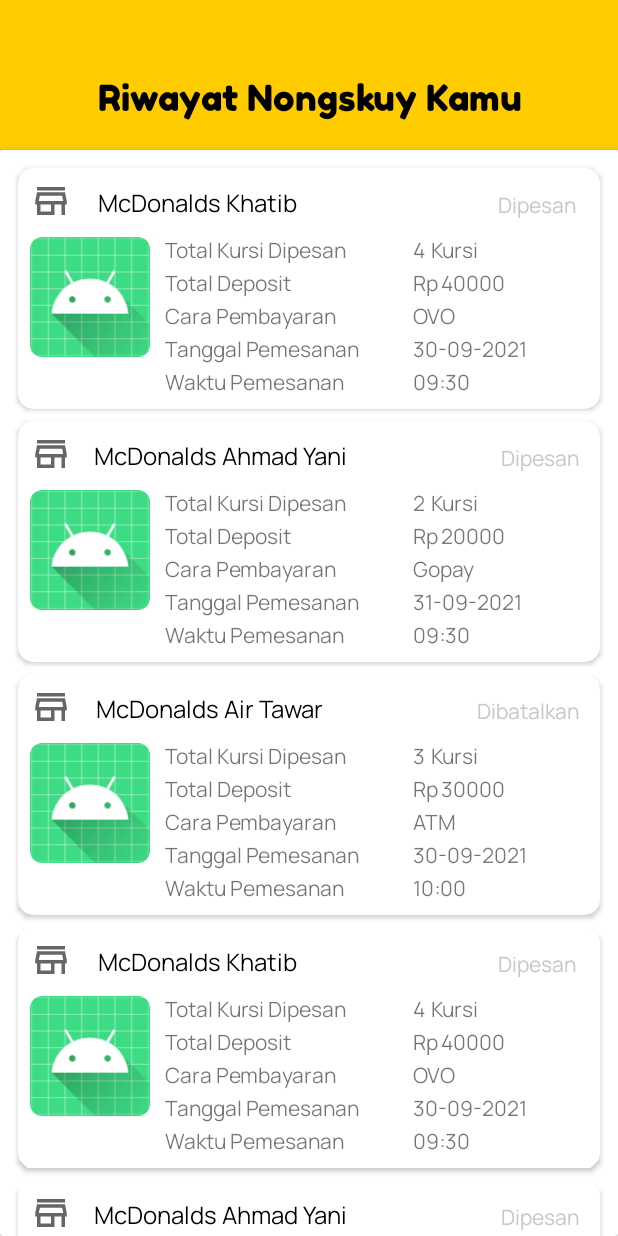
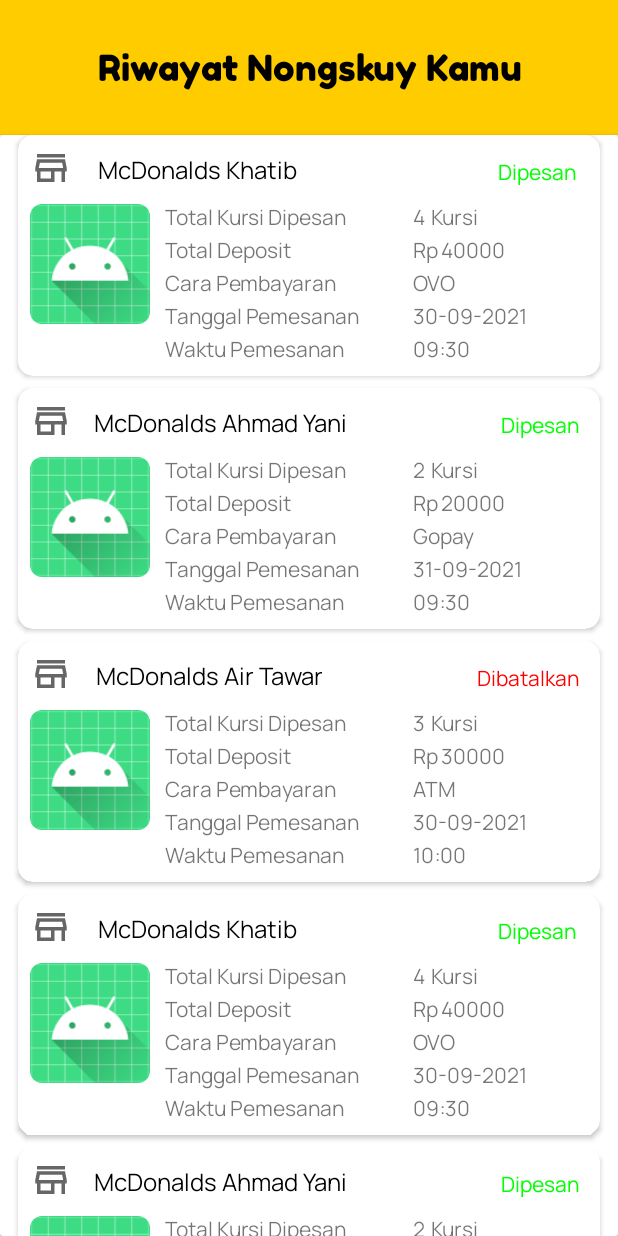
Before and after one commit to Deballl13/Nongsky, an Android app: the RiwayatPemesananTempatActivity screen opened directly, with no data from a screen before it, on a phone screen of 412 x 824 dp. Run offline under Robolectric (Android 15) with nearby library versions, the phone set to English and light mode, and no system bars; our stand-ins replace CircleImageView.

Commit message:
layout profil, riwayat pesan, nearby

```diff
--- a/app/src/main/java/com/nongskuy/nongskuy/RiwayatPemesananTempatActivity.java
+++ b/app/src/main/java/com/nongskuy/nongskuy/RiwayatPemesananTempatActivity.java
@@ -34,42 +34,42 @@
     public ArrayList<RiwayatNongskuy> dataDummy(){
         ArrayList<RiwayatNongskuy> listRiwayatNongskuy = new ArrayList<>();
         listRiwayatNongskuy.add(new RiwayatNongskuy("McDonalds Khatib",
-                "Dipesan",
+                1,
                 4,
                 40000,
                 "OVO",
                 "30-09-2021",
                 "09:30"));
         listRiwayatNongskuy.add(new RiwayatNongskuy("McDonalds Ahmad Yani",
-                "Dipesan",
+                1,
                 2,
                 20000,
                 "Gopay",
                 "31-09-2021",
                 "09:30"));
         listRiwayatNongskuy.add(new RiwayatNongskuy("McDonalds Air Tawar",
-                "Dibatalkan",
+                0,
                 3,
                 30000,
                 "ATM",
                 "30-09-2021",
                 "10:00"));
         listRiwayatNongskuy.add(new RiwayatNongskuy("McDonalds Khatib",
-                "Dipesan",
+                1,
                 4,
                 40000,
                 "OVO",
                 "30-09-2021",
                 "09:30"));
         listRiwayatNongskuy.add(new RiwayatNongskuy("McDonalds Ahmad Yani",
-                "Dipesan",
+                1,
                 2,
                 20000,
                 "Gopay",
                 "31-09-2021",
                 "09:30"));
         listRiwayatNongskuy.add(new RiwayatNongskuy("McDonalds Air Tawar",
-                "Dibatalkan",
+                0,
                 3,
                 30000,
                 "ATM",
--- a/app/src/main/java/com/nongskuy/nongskuy/adapter/RiwayatNongskuyAdapter.java
+++ b/app/src/main/java/com/nongskuy/nongskuy/adapter/RiwayatNongskuyAdapter.java
@@ -1,6 +1,7 @@
 package com.nongskuy.nongskuy.adapter;
 
 import android.animation.LayoutTransition;
+import android.graphics.Color;
 import android.view.LayoutInflater;
 import android.view.View;
 import android.view.ViewGroup;
@@ -52,13 +53,21 @@
     @Override
     public void onBindViewHolder(@NonNull RiwayatNongskuyAdapter.RiwayatNongskuyViewHolder viewHolder, int position) {
         RiwayatNongskuy riwayatNongskuy = listRiwayatNongskuy.get(position);
-        viewHolder.textNamaToko.setText(riwayatNongskuy.namaToko);
-        viewHolder.textStatusPesan.setText(riwayatNongskuy.statusPesan);
-        viewHolder.textTotalKursi.setText(riwayatNongskuy.totalKursi.toString());
-        viewHolder.textTotalDeposit.setText(riwayatNongskuy.totalDeposit.toString());
-        viewHolder.textCaraBayar.setText(riwayatNongskuy.caraBayar);
-        viewHolder.textTglPesan.setText(riwayatNongskuy.tglPesan);
-        viewHolder.textWaktuPesan.setText(riwayatNongskuy.waktuPesan);
+        viewHolder.textNamaToko.setText(riwayatNongskuy.getNamaToko());
+        viewHolder.textTotalKursi.setText(riwayatNongskuy.getTotalKursi().toString());
+        viewHolder.textTotalDeposit.setText(riwayatNongskuy.getTotalDeposit().toString());
+        viewHolder.textCaraBayar.setText(riwayatNongskuy.getCaraBayar());
+        viewHolder.textTglPesan.setText(riwayatNongskuy.getTglPesan());
+        viewHolder.textWaktuPesan.setText(riwayatNongskuy.getWaktuPesan());
+
+        if(riwayatNongskuy.getStatusPesan().equals(1)){
+            viewHolder.textStatusPesan.setText("Dipesan");
+            viewHolder.textStatusPesan.setTextColor(Color.GREEN);
+        }
+        else if(riwayatNongskuy.getStatusPesan().equals(0)){
+            viewHolder.textStatusPesan.setText("Dibatalkan");
+            viewHolder.textStatusPesan.setTextColor(Color.RED);
+        }
     }
 
     @Override
--- a/app/src/main/java/com/nongskuy/nongskuy/model/RiwayatNongskuy.java
+++ b/app/src/main/java/com/nongskuy/nongskuy/model/RiwayatNongskuy.java
@@ -1,17 +1,17 @@
 package com.nongskuy.nongskuy.model;
 
 public class RiwayatNongskuy {
-    public String namaToko;
-    public String statusPesan;
-    public Integer totalKursi;
-    public Integer totalDeposit;
-    public String caraBayar;
-    public String tglPesan;
-    public String waktuPesan;
+    private String namaToko;
+    private Integer statusPesan;
+    private Integer totalKursi;
+    private Integer totalDeposit;
+    private String caraBayar;
+    private String tglPesan;
+    private String waktuPesan;
 
     public RiwayatNongskuy() {}
 
-    public RiwayatNongskuy(String namaToko, String statusPesan, Integer totalKursi, Integer totalDeposit, String caraBayar, String tglPesan, String waktuPesan){
+    public RiwayatNongskuy(String namaToko, Integer statusPesan, Integer totalKursi, Integer totalDeposit, String caraBayar, String tglPesan, String waktuPesan){
         this.namaToko = namaToko;
         this.statusPesan = statusPesan;
         this.totalKursi = totalKursi;
@@ -20,4 +20,60 @@
         this.tglPesan = tglPesan;
         this.waktuPesan = waktuPesan;
     }
+
+    public String getNamaToko() {
+        return namaToko;
+    }
+
+    public void setNamaToko(String namaToko) {
+        this.namaToko = namaToko;
+    }
+
+    public Integer getStatusPesan() {
+        return statusPesan;
+    }
+
+    public void setStatusPesan(Integer statusPesan) {
+        this.statusPesan = statusPesan;
+    }
+
+    public Integer getTotalKursi() {
+        return totalKursi;
+    }
+
+    public void setTotalKursi(Integer totalKursi) {
+        this.totalKursi = totalKursi;
+    }
+
+    public Integer getTotalDeposit() {
+        return totalDeposit;
+    }
+
+    public void setTotalDeposit(Integer totalDeposit) {
+        this.totalDeposit = totalDeposit;
+    }
+
+    public String getCaraBayar() {
+        return caraBayar;
+    }
+
+    public void setCaraBayar(String caraBayar) {
+        this.caraBayar = caraBayar;
+    }
+
+    public String getTglPesan() {
+        return tglPesan;
+    }
+
+    public void setTglPesan(String tglPesan) {
+        this.tglPesan = tglPesan;
+    }
+
+    public String getWaktuPesan() {
+        return waktuPesan;
+    }
+
+    public void setWaktuPesan(String waktuPesan) {
+        this.waktuPesan = waktuPesan;
+    }
 }
--- a/app/src/main/res/layout/activity_riwayat_pemesanan_tempat.xml
+++ b/app/src/main/res/layout/activity_riwayat_pemesanan_tempat.xml
@@ -10,7 +10,7 @@
     <androidx.appcompat.widget.Toolbar
         android:id="@+id/toolbarRiwayatPemesananTempat"
         android:layout_width="0dp"
-        android:layout_height="100dp"
+        android:layout_height="90dp"
         android:background="?attr/colorPrimary"
         android:minHeight="?attr/actionBarSize"
         android:theme="?attr/actionBarTheme"
@@ -23,7 +23,7 @@
         android:id="@+id/textRiwayatPemesananTempat"
         android:layout_width="wrap_content"
         android:layout_height="wrap_content"
-        android:layout_marginTop="50dp"
+        android:layout_marginTop="30dp"
         android:fontFamily="@font/fredokaone_regular"
         android:text="@string/bar_riwayat_pemesanan_tempat"
         android:textColor="@color/black"
@@ -37,14 +37,13 @@
         android:id="@+id/cardRiwayatNongskuy"
         android:layout_width="match_parent"
         android:layout_height="match_parent"
-        android:layout_marginTop="100dp"
+        android:layout_marginTop="90dp"
         android:background="@color/background_gray">
 
         <androidx.recyclerview.widget.RecyclerView
             android:id="@+id/rvRiwayatNongskuy"
             android:layout_width="match_parent"
             android:layout_height="match_parent"
-            android:paddingTop="8dp"
             tools:listitem="@layout/card_riwayat_pemesanan_tempat" />
     </androidx.cardview.widget.CardView>
 
--- a/app/src/main/res/layout/card_riwayat_pemesanan_tempat.xml
+++ b/app/src/main/res/layout/card_riwayat_pemesanan_tempat.xml
@@ -4,9 +4,9 @@
     android:layout_width="match_parent"
     android:layout_height="wrap_content"
     xmlns:app="http://schemas.android.com/apk/res-auto"
-    android:layout_marginVertical="4dp"
     android:layout_marginHorizontal="12dp"
     android:layout_gravity="top"
+    android:layout_marginBottom="8dp"
     app:cardCornerRadius="10dp"
     android:background="@color/white">
 
--- a/app/src/main/res/values/colors.xml
+++ b/app/src/main/res/values/colors.xml
@@ -11,7 +11,7 @@
     <color name="yellow">#FFCC00</color>
     <color name="true_black">#000000</color>
     <color name="gray">#C8C8C8</color>
-    <color name="background_gray">#F7F7F7</color>
+    <color name="background_gray">#F3F1F1</color>
     <color name="dark_gray">#666666</color>
     <color name="red">#FF0000</color>
 </resources>
```
Also changed, not shown: app/src/main/res/layout/fragment_beranda.xml (+29 -12 lines), app/src/main/res/layout/fragment_profil.xml (+27 -28 lines), app/src/main/res/layout/fragment_promo.xml (+10 -5 lines), app/src/main/res/layout/fragment_terdekat.xml (+10 -8 lines).
